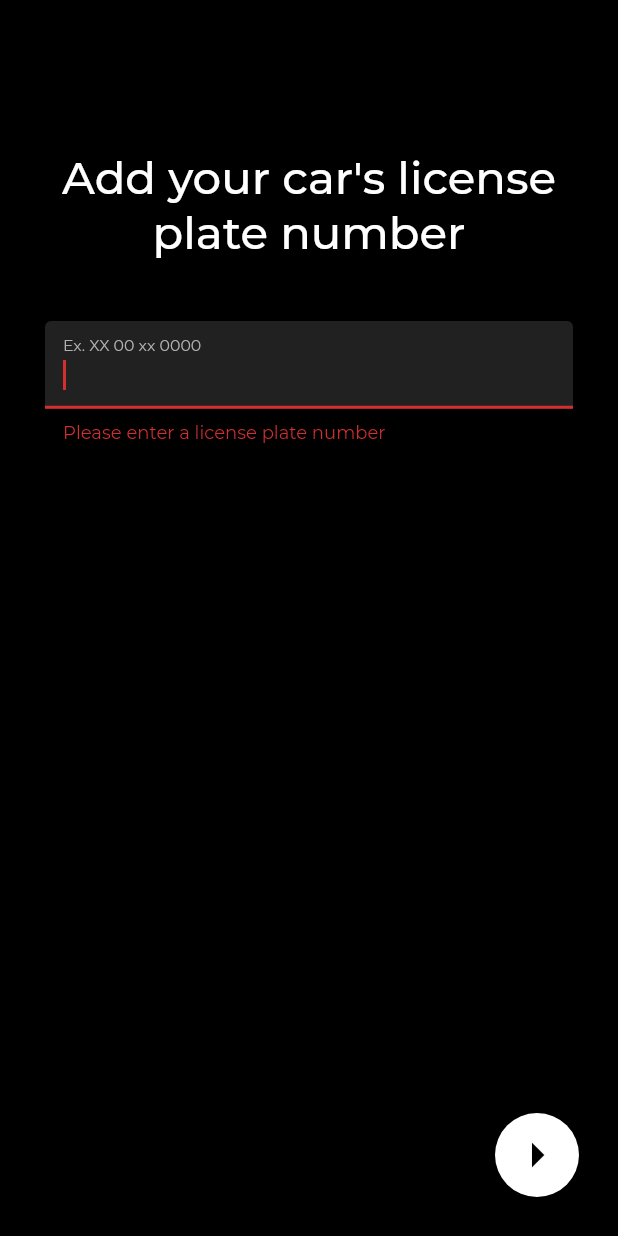
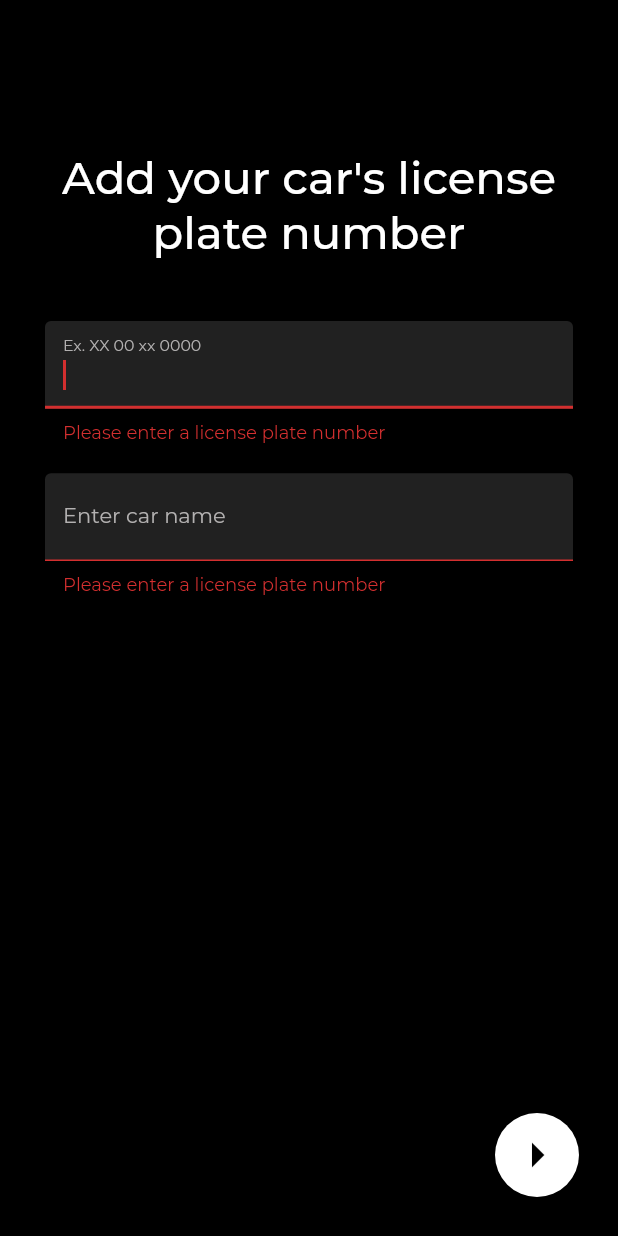
Before and after one commit to ingeniousambivert/drivably, a Flutter app: the CarSignupScreen screen opened directly, after a tap on the "arrow right" icon, on a phone screen of 412 x 824 dp. Run offline on Flutter 3.47's test engine with Material 2 defaults, Android fonts, the phone set to English and light mode, and no system bars; our stand-ins replace camera, dio, flutter_bloc, location, shared_preferences; missing offline and left inert: mapbox_gl; accounts and stored records are empty; project files that could hold a hidden picture were left out.

Commit message:
temp commit

```diff
--- a/lib/main.dart
+++ b/lib/main.dart
@@ -1,5 +1,5 @@
+import 'package:drivably_app/screens/index.dart';
 import 'package:drivably_app/services/map/blocs/geocoding.bloc.dart';
-import 'package:drivably_app/screens/wrapper/wrapperClass.dart';
 import 'package:flutter/material.dart';
 import 'package:flutter/services.dart';
 import 'package:flutter_bloc/flutter_bloc.dart';
@@ -25,7 +25,7 @@ class MyApp extends StatelessWidget {
         primarySwatch: Colors.blue,
         fontFamily: "Montserrat",
       ),
-      home: WrapperClass(),
+      home: IndexScreen(),
     );
   }
 }
--- a/lib/screens/auth/carSignup.dart
+++ b/lib/screens/auth/carSignup.dart
@@ -36,7 +36,9 @@ class _CarSignupScreenState extends State<CarSignupScreen> {
                   borderRadius: BorderRadius.circular(20),
                 ),
                 width: double.infinity,
-                child: TextFormField(
+                child: Column(
+                  children: [
+                    TextFormField(
                       validator: (value) {
                         if (value.isEmpty) {
                           return 'Please enter a license plate number';
@@ -51,6 +53,25 @@ class _CarSignupScreenState extends State<CarSignupScreen> {
                           licensePlate = value;
                         });
                       },
+                    ),
+                    SizedBox(height: 20),
+                    TextFormField(
+                      validator: (value) {
+                        if (value.isEmpty) {
+                          return 'Please enter a license plate number';
+                        }
+                        return null;
+                      },
+                      autofocus: true,
+                      decoration: textFormFieldStyle("Enter car name"),
+                      style: TextStyle(color: Colors.white),
+                      onChanged: (value) {
+                        setState(() {
+                          licensePlate = value;
+                        });
+                      },
+                    ),
+                  ],
                 ),
               ),
             ],
```
Lines whose indentation alone changed are shown as unchanged.
